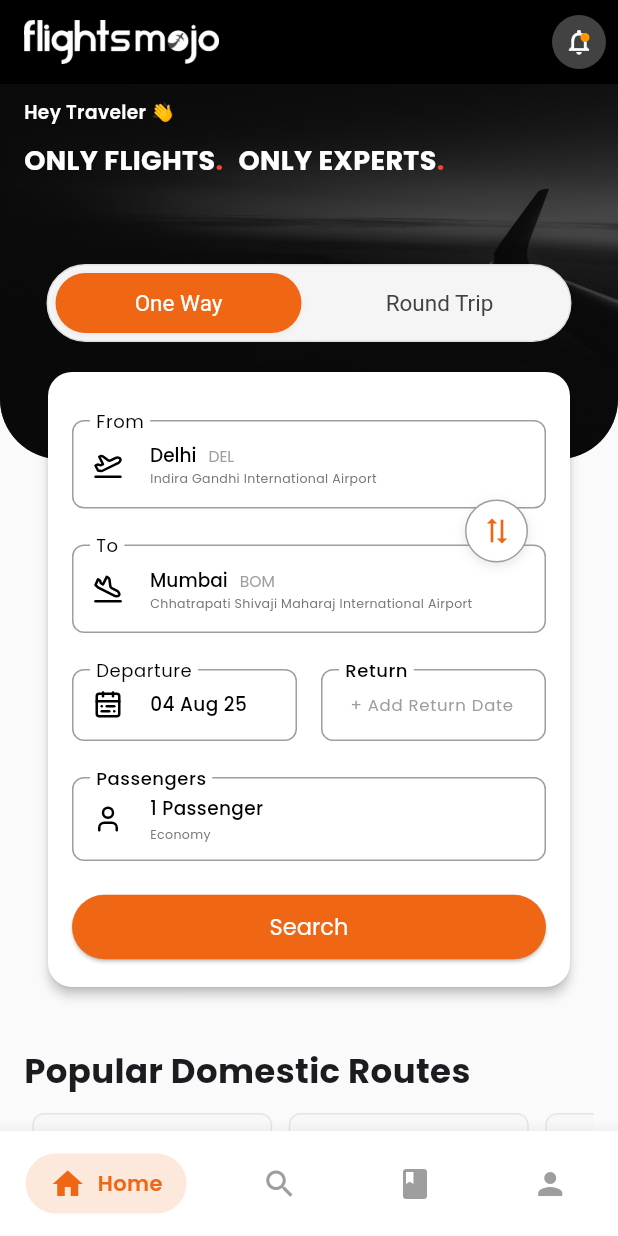
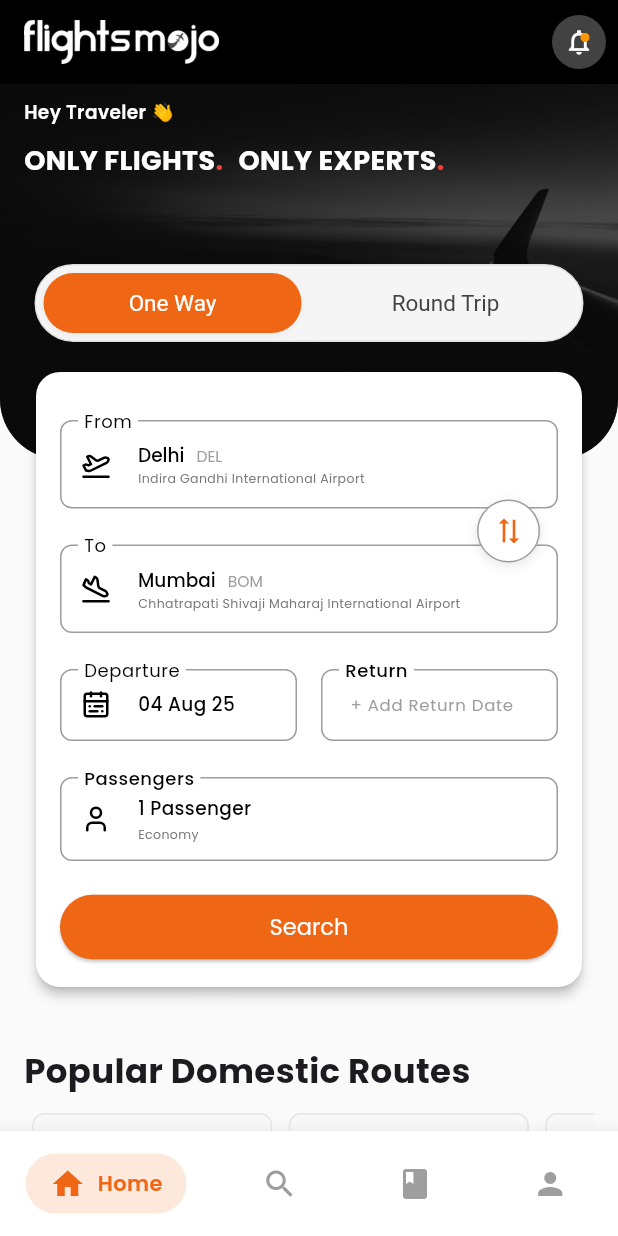
Before and after one commit to mishraadityan09/flightmojoclone, a Flutter app: the screen it shows after launch, on a phone screen of 412 x 824 dp. Run offline on Flutter 3.47's test engine with Material 3 defaults, Android fonts, the phone set to English and light mode, and no system bars; drawn by our look-alikes of carousel_slider; our stand-ins replace flutter_svg, go_router, google_fonts, lucide_icons_flutter; network calls fail.

Commit message:
home-page-done

```diff
--- a/lib/feature/home/presentaion/pages/home_page.dart
+++ b/lib/feature/home/presentaion/pages/home_page.dart
@@ -5,6 +5,7 @@ import 'package:flightmojo/feature/home/presentaion/widgets/coupon_card.dart';
 import 'package:flightmojo/feature/home/presentaion/widgets/flight_deal.dart';
 import 'package:flutter/material.dart';
 import 'package:flutter/services.dart';
+import 'package:flutter_svg/svg.dart';
 import 'package:google_fonts/google_fonts.dart';
 
 enum ServiceType { flight }
@@ -223,13 +224,11 @@ class _HomePageState extends State<HomePage> {
             Transform.translate(
               offset: const Offset(0, -150),
               child: Container(
-                margin: const EdgeInsets.symmetric(horizontal: 8),
+
 
                 child: _buildServiceContent(),
               ),
             ),
-
-
 
             const SizedBox(height: 0), // Reduced spacing
             Transform.translate(
@@ -238,6 +237,44 @@ class _HomePageState extends State<HomePage> {
             ),
 
             // Insert before Popular Destinations section
+            Transform.translate(
+              offset: const Offset(0, -100),
+              child: Stack(
+                alignment: Alignment.center,
+                children: [
+                  // SVG love-themed background
+                  SvgPicture.asset(
+                    'assets/images/heart.svg', // Use your own SVG path
+                    width: 520,
+                    height: 100,
+                    fit: BoxFit.cover,
+                    color: Theme.of(
+                      context,
+                    ).primaryColor.withOpacity(0.1), // Light color
+                  ),
+                  // Beautifully styled Text (in straight line)
+                  Text(
+                    'BUILD WITH LOVE AT FLIGHTSMOJO',
+                    style: GoogleFonts.poppins(
+                      fontSize: 18,
+                      fontWeight: FontWeight.bold,
+                      color: const Color.fromARGB(255, 255, 125, 50),
+                      letterSpacing: 2,
+                      shadows: [
+                        Shadow(
+                          blurRadius: 4,
+                          color: Theme.of(
+                            context,
+                          ).primaryColor.withOpacity(0.5),
+                          offset: Offset(1, 2),
+                        ),
+                      ],
+                    ),
+                    textAlign: TextAlign.center,
+                  ),
+                ],
+              ),
+            ),
           ],
         ),
       ),
@@ -337,140 +374,140 @@ class _HomePageState extends State<HomePage> {
     );
   }
 
-  Widget _buildHeroText() {
-    return Container(
-      width: double.infinity,
-      decoration: BoxDecoration(
-        gradient: LinearGradient(
-          begin: Alignment.topCenter,
-          end: Alignment.bottomCenter,
-          colors: [
-            Theme.of(context).primaryColor,
-            Theme.of(context).primaryColor.withOpacity(0.8),
-          ],
-        ),
-      ),
-      padding: const EdgeInsets.all(20),
-      child: Column(
-        crossAxisAlignment: CrossAxisAlignment.start,
-        children: [
-          Text(
-            'Your Travel Companion',
-            style: GoogleFonts.poppins(
-              fontSize: (screenWidth * 0.07).clamp(24.0, 28.0),
-              fontWeight: FontWeight.bold,
-              color: Colors.white,
-            ),
-          ),
-          const SizedBox(height: 8),
-          Text(
-            'Book flights, hotels & cabs at best prices',
-            style: GoogleFonts.poppins(
-              fontSize: bodyFontSize,
-              color: Colors.white.withOpacity(0.9),
-            ),
-          ),
-        ],
-      ),
-    );
-  }
+  // Widget _buildHeroText() {
+  //   return Container(
+  //     width: double.infinity,
+  //     decoration: BoxDecoration(
+  //       gradient: LinearGradient(
+  //         begin: Alignment.topCenter,
+  //         end: Alignment.bottomCenter,
+  //         colors: [
+  //           Theme.of(context).primaryColor,
+  //           Theme.of(context).primaryColor.withOpacity(0.8),
+  //         ],
+  //       ),
+  //     ),
+  //     padding: const EdgeInsets.all(20),
+  //     child: Column(
+  //       crossAxisAlignment: CrossAxisAlignment.start,
+  //       children: [
+  //         Text(
+  //           'Your Travel Companion',
+  //           style: GoogleFonts.poppins(
+  //             fontSize: (screenWidth * 0.07).clamp(24.0, 28.0),
+  //             fontWeight: FontWeight.bold,
+  //             color: Colors.white,
+  //           ),
+  //         ),
+  //         const SizedBox(height: 8),
+  //         Text(
+  //           'Book flights, hotels & cabs at best prices',
+  //           style: GoogleFonts.poppins(
+  //             fontSize: bodyFontSize,
+  //             color: Colors.white.withOpacity(0.9),
+  //           ),
+  //         ),
+  //       ],
+  //     ),
+  //   );
+  // }
 
-  Widget _buildServiceChips() {
-    return Container(
-      height: 50,
-      padding: const EdgeInsets.symmetric(horizontal: 16),
-      child: ListView.separated(
-        scrollDirection: Axis.horizontal,
-        itemCount: ServiceType.values.length,
-        separatorBuilder: (_, __) => const SizedBox(width: 12),
-        itemBuilder: (context, index) {
-          final service = ServiceType.values[index];
-          final isSelected = service == _selectedService;
+  // Widget _buildServiceChips() {
+  //   return Container(
+  //     height: 50,
+  //     padding: const EdgeInsets.symmetric(horizontal: 16),
+  //     child: ListView.separated(
+  //       scrollDirection: Axis.horizontal,
+  //       itemCount: ServiceType.values.length,
+  //       separatorBuilder: (_, __) => const SizedBox(width: 12),
+  //       itemBuilder: (context, index) {
+  //         final service = ServiceType.values[index];
+  //         final isSelected = service == _selectedService;
 
-          String label;
-          IconData iconData;
+  //         String label;
+  //         IconData iconData;
 
-          switch (service) {
-            case ServiceType.flight:
-              label = 'Flights';
-              iconData = Icons.flight;
-              break;
-            // case ServiceType.hotel:
-            //   label = 'Hotels';
-            //   iconData = Icons.hotel;
-            //   break;
-            // case ServiceType.cab:
-            //   label = 'Cabs';
-            //   iconData = Icons.directions_car;
-            //   break;
-          }
+  //         switch (service) {
+  //           case ServiceType.flight:
+  //             label = 'Flights';
+  //             iconData = Icons.flight;
+  //             break;
+  //           // case ServiceType.hotel:
+  //           //   label = 'Hotels';
+  //           //   iconData = Icons.hotel;
+  //           //   break;
+  //           // case ServiceType.cab:
+  //           //   label = 'Cabs';
+  //           //   iconData = Icons.directions_car;
+  //           //   break;
+  //         }
 
-          return AnimatedContainer(
-            duration: const Duration(milliseconds: 300),
-            decoration: BoxDecoration(
-              borderRadius: BorderRadius.circular(25),
-              gradient: isSelected
-                  ? LinearGradient(
-                      colors: [Colors.orange, Colors.orange.withOpacity(0.8)],
-                    )
-                  : null,
-              color: isSelected ? null : Colors.grey.shade800,
-              border: isSelected
-                  ? null
-                  : Border.all(color: Colors.grey.shade600),
-              boxShadow: isSelected
-                  ? [
-                      BoxShadow(
-                        color: Colors.orange.withOpacity(0.3),
-                        blurRadius: 8,
-                        offset: const Offset(0, 2),
-                      ),
-                    ]
-                  : null,
-            ),
-            child: Material(
-              color: Colors.transparent,
-              child: InkWell(
-                borderRadius: BorderRadius.circular(25),
-                onTap: () {
-                  setState(() {
-                    _selectedService = service;
-                  });
-                },
-                child: Padding(
-                  padding: const EdgeInsets.symmetric(
-                    horizontal: 20,
-                    vertical: 12,
-                  ),
-                  child: Row(
-                    mainAxisSize: MainAxisSize.min,
-                    children: [
-                      Icon(
-                        iconData,
-                        size: iconSize,
-                        color: isSelected ? Colors.white : Colors.grey.shade300,
-                      ),
-                      const SizedBox(width: 8),
-                      Text(
-                        label,
-                        style: GoogleFonts.poppins(
-                          color: isSelected
-                              ? Colors.white
-                              : Colors.grey.shade300,
-                          fontWeight: FontWeight.w600,
-                          fontSize: bodyFontSize,
-                        ),
-                      ),
-                    ],
-                  ),
-                ),
-              ),
-            ),
-          );
-        },
-      ),
-    );
-  }
+  //         return AnimatedContainer(
+  //           duration: const Duration(milliseconds: 300),
+  //           decoration: BoxDecoration(
+  //             borderRadius: BorderRadius.circular(25),
+  //             gradient: isSelected
+  //                 ? LinearGradient(
+  //                     colors: [Colors.orange, Colors.orange.withOpacity(0.8)],
+  //                   )
+  //                 : null,
+  //             color: isSelected ? null : Colors.grey.shade800,
+  //             border: isSelected
+  //                 ? null
+  //                 : Border.all(color: Colors.grey.shade600),
+  //             boxShadow: isSelected
+  //                 ? [
+  //                     BoxShadow(
+  //                       color: Colors.orange.withOpacity(0.3),
+  //                       blurRadius: 8,
+  //                       offset: const Offset(0, 2),
+  //                     ),
+  //                   ]
+  //                 : null,
+  //           ),
+  //           child: Material(
+  //             color: Colors.transparent,
+  //             child: InkWell(
+  //               borderRadius: BorderRadius.circular(25),
+  //               onTap: () {
+  //                 setState(() {
+  //                   _selectedService = service;
+  //                 });
+  //               },
+  //               child: Padding(
+  //                 padding: const EdgeInsets.symmetric(
+  //                   horizontal: 20,
+  //                   vertical: 12,
+  //                 ),
+  //                 child: Row(
+  //                   mainAxisSize: MainAxisSize.min,
+  //                   children: [
+  //                     Icon(
+  //                       iconData,
+  //                       size: iconSize,
+  //                       color: isSelected ? Colors.white : Colors.grey.shade300,
+  //                     ),
+  //                     const SizedBox(width: 8),
+  //                     Text(
+  //                       label,
+  //                       style: GoogleFonts.poppins(
+  //                         color: isSelected
+  //                             ? Colors.white
+  //                             : Colors.grey.shade300,
+  //                         fontWeight: FontWeight.w600,
+  //                         fontSize: bodyFontSize,
+  //                       ),
+  //                     ),
+  //                   ],
+  //                 ),
+  //               ),
+  //             ),
+  //           ),
+  //         );
+  //       },
+  //     ),
+  //   );
+  // }
 
   Widget _buildServiceContent() {
     Widget child;
@@ -563,34 +600,6 @@ class _HomePageState extends State<HomePage> {
               ),
             ],
           ),
-
-        const SizedBox(height: 24),
-
-
-
-
-        // Popular Destinations Grid (keeping your original)
-        Text(
-          'Popular Destinations',
-          style: GoogleFonts.poppins(
-            fontSize: headingFontSize,
-            fontWeight: FontWeight.bold,
-          ),
-        ),
-        const SizedBox(height: 16),
-        GridView.builder(
-          shrinkWrap: true,
-          physics: const NeverScrollableScrollPhysics(),
-          gridDelegate: const SliverGridDelegateWithFixedCrossAxisCount(
-            crossAxisCount: 2,
-            crossAxisSpacing: 12,
-            mainAxisSpacing: 12,
-            childAspectRatio: 1.2,
-          ),
-          itemCount: _destinations.length,
-          itemBuilder: (context, index) =>
-              _buildDestinationCard(_destinations[index]),
-        ),
         ],
       ),
     );
@@ -615,7 +624,9 @@ Widget _buildRoutesSlider({
           height: null, // Let the card determine its own height
           child: CarouselSlider(
             options: CarouselOptions(
-            aspectRatio: screenWidth < 400 ? 16/9 : 2/1, // Use aspect ratio instead of fixed height
+              aspectRatio: screenWidth < 400
+                  ? 16 / 9
+                  : 2 / 1, // Use aspect ratio instead of fixed height
               viewportFraction: screenWidth < 400 ? 0.52 : 0.45,
               enableInfiniteScroll: false,
               enlargeCenterPage: false,
@@ -648,122 +659,18 @@ Widget _buildRouteCard(Map<String, String> route) {
 
   // Add these data lists to your class
   final List<Map<String, String>> _domesticRoutes = [
-  {
-    'from': 'DEL',
-    'to': 'BOM',
-    'date': 'Mon, 19 Aug',
-    'price': '3450',
-  },
-  {
-    'from': 'BLR',
-    'to': 'DEL',
-    'date': 'Tue, 20 Aug',
-    'price': '4200',
-  },
-  {
-    'from': 'DEL',
-    'to': 'GOI',
-    'date': 'Wed, 21 Aug',
-    'price': '5100',
-  },
-  {
-    'from': 'BOM',
-    'to': 'BLR',
-    'date': 'Thu, 22 Aug',
-    'price': '3800',
-  },
-  {
-    'from': 'CCU',
-    'to': 'DEL',
-    'date': 'Fri, 23 Aug',
-    'price': '4500',
-  },
+    {'from': 'DEL', 'to': 'BOM', 'date': 'Mon, 19 Aug', 'price': '3450'},
+    {'from': 'BLR', 'to': 'DEL', 'date': 'Tue, 20 Aug', 'price': '4200'},
+    {'from': 'DEL', 'to': 'GOI', 'date': 'Wed, 21 Aug', 'price': '5100'},
+    {'from': 'BOM', 'to': 'BLR', 'date': 'Thu, 22 Aug', 'price': '3800'},
+    {'from': 'CCU', 'to': 'DEL', 'date': 'Fri, 23 Aug', 'price': '4500'},
   ];
 
   final List<Map<String, String>> _internationalRoutes = [
-  {
-    'from': 'DEL',
-    'to': 'DXB',
-    'date': 'Sat, 24 Aug',
-    'price': '18500',
-  },
-  {
-    'from': 'BOM',
-    'to': 'LHR',
-    'date': 'Sun, 25 Aug',
-    'price': '45200',
-  },
-  {
-    'from': 'DEL',
-    'to': 'SIN',
-    'date': 'Mon, 26 Aug',
-    'price': '22800',
-  },
-  {
-    'from': 'BLR',
-    'to': 'SFO',
-    'date': 'Tue, 27 Aug',
-    'price': '68500',
-  },
-  {
-    'from': 'DEL',
-    'to': 'BKK',
-    'date': 'Wed, 28 Aug',
-    'price': '15900',
-  },
+    {'from': 'DEL', 'to': 'DXB', 'date': 'Sat, 24 Aug', 'price': '18500'},
+    {'from': 'BOM', 'to': 'LHR', 'date': 'Sun, 25 Aug', 'price': '45200'},
+    {'from': 'DEL', 'to': 'SIN', 'date': 'Mon, 26 Aug', 'price': '22800'},
+    {'from': 'BLR', 'to': 'SFO', 'date': 'Tue, 27 Aug', 'price': '68500'},
+    {'from': 'DEL', 'to': 'BKK', 'date': 'Wed, 28 Aug', 'price': '15900'},
   ];
-
-  Widget _buildDestinationCard(Map<String, String> destination) {
-    return GestureDetector(
-      // onTap: () => _searchFlightsWithDestination(destination['name']!),
-      child: Card(
-        elevation: 4,
-        shape: RoundedRectangleBorder(borderRadius: BorderRadius.circular(12)),
-        child: Container(
-          decoration: BoxDecoration(
-            borderRadius: BorderRadius.circular(12),
-            gradient: LinearGradient(
-              begin: Alignment.topLeft,
-              end: Alignment.bottomRight,
-              colors: [
-                Theme.of(context).primaryColor.withOpacity(0.8),
-                Theme.of(context).primaryColor,
-              ],
-            ),
-          ),
-          child: Padding(
-            padding: const EdgeInsets.all(16),
-            child: Column(
-              crossAxisAlignment: CrossAxisAlignment.start,
-              mainAxisAlignment: MainAxisAlignment.spaceBetween,
-              children: [
-                const Icon(Icons.location_city, color: Colors.white, size: 32),
-                Column(
-                  crossAxisAlignment: CrossAxisAlignment.start,
-                  children: [
-                    Text(
-                      destination['name']!,
-                      style: GoogleFonts.poppins(
-                        fontSize: subheadingFontSize,
-                        fontWeight: FontWeight.bold,
-                        color: Colors.white,
-                      ),
-                    ),
-                    const SizedBox(height: 4),
-                    Text(
-                      'from ${destination['price']!}',
-                      style: GoogleFonts.poppins(
-                        fontSize: bodyFontSize,
-                        color: Colors.white.withOpacity(0.9),
-                      ),
-                    ),
-                  ],
-                ),
-              ],
-            ),
-          ),
-        ),
-      ),
-    );
 }
-}
--- a/lib/feature/home/presentaion/widgets/flight_deal.dart
+++ b/lib/feature/home/presentaion/widgets/flight_deal.dart
@@ -26,7 +26,7 @@ class FlightDealCard extends StatelessWidget {
       (_getScreenWidth(context) * 0.030).clamp(11.0, 14.0); // 3% width, clamp 11-14
 
   double _getPriceFontSize(BuildContext context) =>
-      (_getScreenWidth(context) * 0.04).clamp(14.0, 16.0); // 4.5% width, clamp 16-20
+      (_getScreenWidth(context) * 0.04).clamp(14.0, 16.0); // 4% width, clamp 14-16
 
   double _getPriceLabelFontSize(BuildContext context) =>
       (_getScreenWidth(context) * 0.030).clamp(11.0, 14.0); // 3% width, clamp 11-14
@@ -74,8 +74,8 @@ class FlightDealCard extends StatelessWidget {
           // ],
         ),
         child: Column(
-          crossAxisAlignment: CrossAxisAlignment.center,
-          mainAxisAlignment: MainAxisAlignment.center,
+          crossAxisAlignment: CrossAxisAlignment.start,
+          mainAxisSize: MainAxisSize.min,
           children: [
             // Route Section (now includes price)
             _buildRouteSection(context),
--- a/pubspec.yaml
+++ b/pubspec.yaml
@@ -45,6 +45,7 @@ dependencies:
   custom_sliding_segmented_control: ^1.8.5
   lucide_icons_flutter: ^3.0.7
   carousel_slider: ^5.1.1
+
 
 
 
```
Also changed, not shown: assets/images/heart.svg (added), 1 other file. Lines whose indentation alone changed are shown as unchanged.
